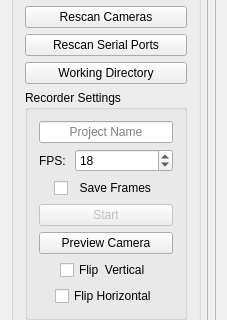
This is src/forms/mainwindow.ui in vale981/Taevitas as Qt 5 draws it before an edit; both pictures show x 0 to 227 and y 92 to 412 of the 227 by 1025 pixel window. The edited form follows.
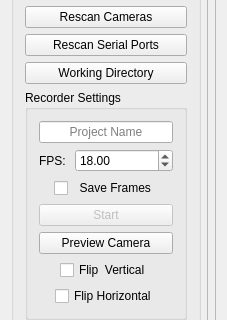
This is the edited form.

```diff
--- a/src/forms/mainwindow.ui
+++ b/src/forms/mainwindow.ui
@@ -170,7 +170,7 @@
              </widget>
             </item>
             <item row="0" column="1">
-             <widget class="QSpinBox" name="fps_box">
+             <widget class="QDoubleSpinBox" name="fps_box">
               <property name="sizePolicy">
                <sizepolicy hsizetype="Minimum" vsizetype="Preferred">
                 <horstretch>0</horstretch>
@@ -178,7 +178,7 @@
                </sizepolicy>
               </property>
               <property name="value">
-               <number>18</number>
+               <double>18.000000000000000</double>
               </property>
              </widget>
             </item>
```
